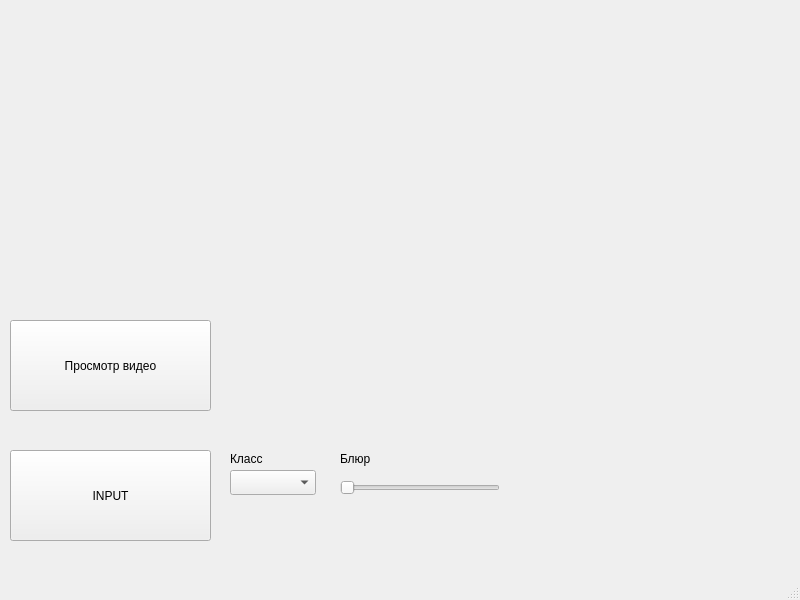
TawerkaQQ/sneaky-face, file sneaky_face/mainwindow.ui: the form before one commit.
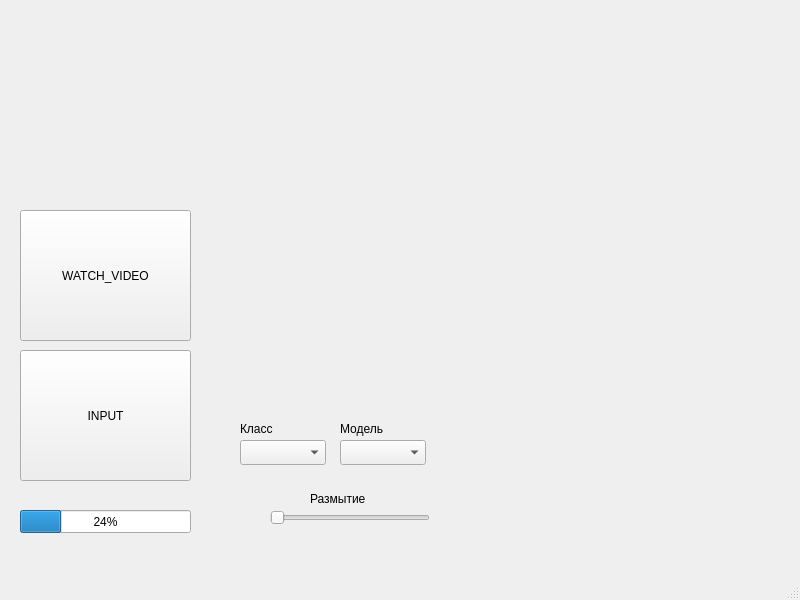
The form after the commit.

The edit to the form file:
```diff
--- a/sneaky_face/mainwindow.ui
+++ b/sneaky_face/mainwindow.ui
@@ -17,23 +17,10 @@
    <widget class="QPushButton" name="pushButton">
     <property name="geometry">
      <rect>
-      <x>10</x>
-      <y>320</y>
-      <width>201</width>
-      <height>91</height>
-     </rect>
-    </property>
-    <property name="text">
-     <string>Просмотр видео</string>
-    </property>
-   </widget>
-   <widget class="QPushButton" name="pushButton2">
-    <property name="geometry">
-     <rect>
-      <x>10</x>
-      <y>450</y>
-      <width>201</width>
-      <height>91</height>
+      <x>20</x>
+      <y>350</y>
+      <width>171</width>
+      <height>131</height>
      </rect>
     </property>
     <property name="text">
@@ -43,8 +30,8 @@
    <widget class="QComboBox" name="comboBox">
     <property name="geometry">
      <rect>
-      <x>230</x>
-      <y>470</y>
+      <x>240</x>
+      <y>440</y>
       <width>86</width>
       <height>25</height>
      </rect>
@@ -53,8 +40,8 @@
    <widget class="QLabel" name="label">
     <property name="geometry">
      <rect>
-      <x>230</x>
-      <y>450</y>
+      <x>240</x>
+      <y>420</y>
       <width>67</width>
       <height>17</height>
      </rect>
@@ -63,11 +50,34 @@
      <string>Класс</string>
     </property>
    </widget>
+   <widget class="QLabel" name="label_2">
+    <property name="geometry">
+     <rect>
+      <x>340</x>
+      <y>420</y>
+      <width>67</width>
+      <height>17</height>
+     </rect>
+    </property>
+    <property name="text">
+     <string>Модель</string>
+    </property>
+   </widget>
+   <widget class="QComboBox" name="comboBox_2">
+    <property name="geometry">
+     <rect>
+      <x>340</x>
+      <y>440</y>
+      <width>86</width>
+      <height>25</height>
+     </rect>
+    </property>
+   </widget>
    <widget class="QSlider" name="horizontalSlider">
     <property name="geometry">
      <rect>
-      <x>340</x>
-      <y>480</y>
+      <x>270</x>
+      <y>510</y>
       <width>160</width>
       <height>16</height>
      </rect>
@@ -76,17 +86,43 @@
      <enum>Qt::Horizontal</enum>
     </property>
    </widget>
-   <widget class="QLabel" name="label_2">
+   <widget class="QLabel" name="label_3">
     <property name="geometry">
      <rect>
-      <x>340</x>
-      <y>450</y>
-      <width>67</width>
+      <x>310</x>
+      <y>490</y>
+      <width>81</width>
       <height>17</height>
      </rect>
     </property>
     <property name="text">
-     <string>Блюр</string>
+     <string>Размытие</string>
+    </property>
+   </widget>
+   <widget class="QProgressBar" name="progressBar">
+    <property name="geometry">
+     <rect>
+      <x>20</x>
+      <y>510</y>
+      <width>171</width>
+      <height>23</height>
+     </rect>
+    </property>
+    <property name="value">
+     <number>24</number>
+    </property>
+   </widget>
+   <widget class="QPushButton" name="pushButton2">
+    <property name="geometry">
+     <rect>
+      <x>20</x>
+      <y>210</y>
+      <width>171</width>
+      <height>131</height>
+     </rect>
+    </property>
+    <property name="text">
+     <string>WATCH_VIDEO</string>
     </property>
    </widget>
   </widget>
```
